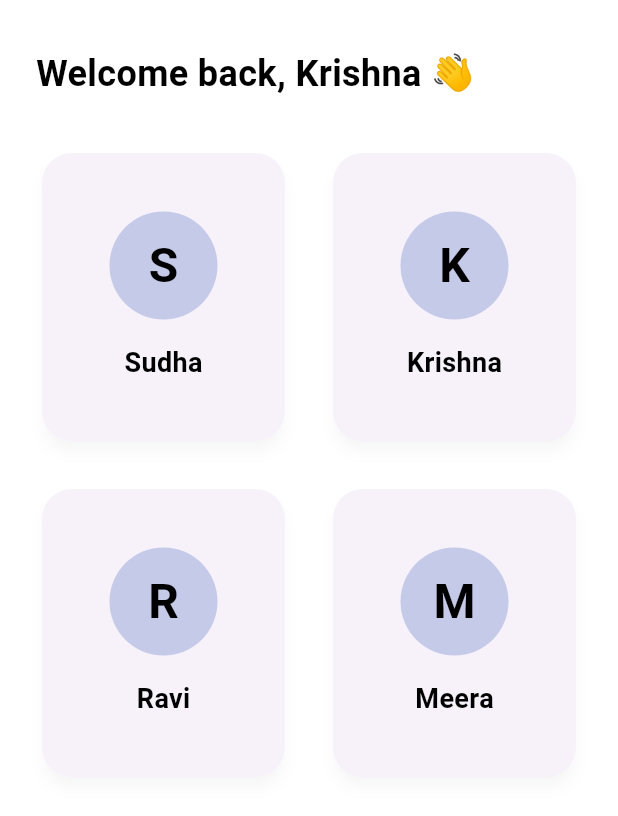
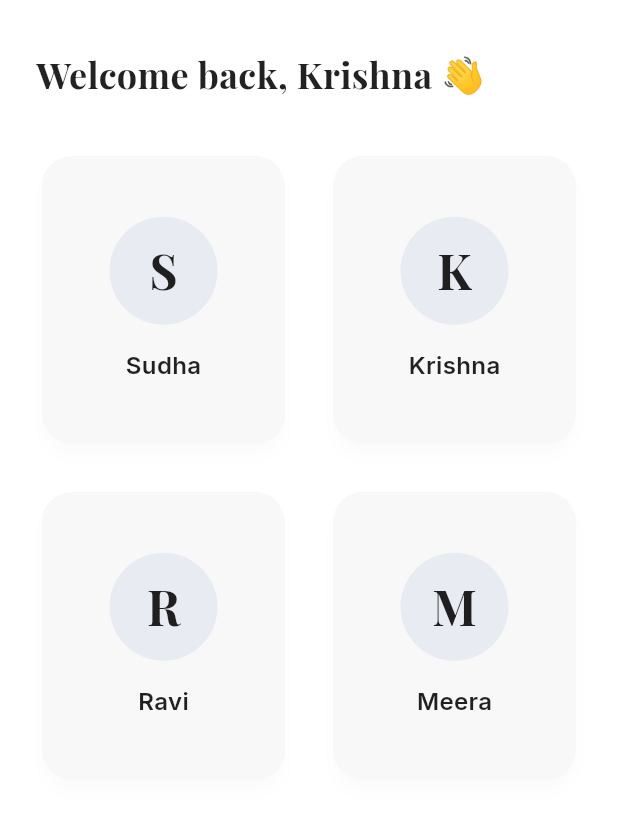
Before and after one commit to kbisani/smriti, a Flutter app: the screen it shows after launch, on a phone screen of 412 x 824 dp. Shown: the top 816 px of the screen. Run offline on Flutter 3.47's test engine with Material 3 defaults, Android fonts, the phone set to English and light mode, and no system bars; our stand-ins replace google_fonts.

Commit message:
got google fonts to work

```diff
--- a/smriti/lib/screens/profile_selection.dart
+++ b/smriti/lib/screens/profile_selection.dart
@@ -1,4 +1,5 @@
 import 'package:flutter/material.dart';
+import '../theme.dart';
 
 class ProfileSelectionPage extends StatelessWidget {
   final List<Map<String, String>> profiles = const [
@@ -11,7 +12,7 @@ class ProfileSelectionPage extends StatelessWidget {
   @override
   Widget build(BuildContext context) {
     return Scaffold(
-      backgroundColor: Colors.white,
+      backgroundColor: AppColors.background,
       body: SafeArea(
         child: Padding(
           padding: const EdgeInsets.symmetric(horizontal: 24.0, vertical: 32.0),
@@ -20,11 +21,7 @@ class ProfileSelectionPage extends StatelessWidget {
             children: [
               Text(
                 'Welcome back, Krishna 👋',
-                style: TextStyle(
-                  fontSize: 24,
-                  fontWeight: FontWeight.bold,
-                  color: Colors.black,
-                ),
+                style: AppTextStyles.headline,
               ),
               const SizedBox(height: 32),
               Expanded(
@@ -39,11 +36,12 @@ class ProfileSelectionPage extends StatelessWidget {
                   itemBuilder: (context, index) {
                     final profile = profiles[index];
                     return Card(
+                      color: AppColors.card,
                       shape: RoundedRectangleBorder(
                         borderRadius: BorderRadius.circular(20),
                       ),
                       elevation: 4,
-                      shadowColor: const Color.fromARGB(255, 108, 109, 118).withOpacity(0.08),
+                      shadowColor: AppColors.border.withOpacity(0.08),
                       child: Padding(
                         padding: const EdgeInsets.symmetric(vertical: 24.0, horizontal: 8.0),
                         child: Column(
@@ -51,24 +49,16 @@ class ProfileSelectionPage extends StatelessWidget {
                           children: [
                             CircleAvatar(
                               radius: 36,
-                              backgroundColor: Colors.indigo[100],
+                              backgroundColor: AppColors.primary.withOpacity(0.08),
                               child: Text(
                                 profile['initials']!,
-                                style: TextStyle(
-                                  fontSize: 32,
-                                  color: Colors.black,
-                                  fontWeight: FontWeight.bold,
-                                ),
+                                style: AppTextStyles.avatarInitials,
                               ),
                             ),
                             const SizedBox(height: 16),
                             Text(
                               profile['name']!,
-                              style: TextStyle(
-                                fontSize: 18,
-                                fontWeight: FontWeight.w600,
-                                color: Colors.black,
-                              ),
+                              style: AppTextStyles.body.copyWith(fontWeight: FontWeight.w600),
                             ),
                           ],
                         ),
--- /dev/null
+++ b/smriti/lib/theme.dart
@@ -0,0 +1,42 @@
+import 'package:flutter/material.dart';
+import 'package:google_fonts/google_fonts.dart';
+
+class AppColors {
+  static const Color primary = Color(0xFF3F51B5); // Indigo
+  static const Color background = Colors.white;
+  static const Color card = Color(0xFFF8F8F8);
+  static const Color textPrimary = Colors.black87;
+  static const Color textSecondary = Colors.black54;
+  static const Color border = Color(0xFFE0E0E0);
+}
+
+class AppTextStyles {
+  static final TextStyle headline = GoogleFonts.playfairDisplay(
+    fontSize: 24,
+    fontWeight: FontWeight.bold,
+    color: AppColors.textPrimary,
+  );
+
+  static final TextStyle subhead = GoogleFonts.playfairDisplay(
+    fontSize: 20,
+    fontWeight: FontWeight.w600,
+    color: AppColors.textPrimary,
+  );
+
+  static final TextStyle body = GoogleFonts.inter(
+    fontSize: 16,
+    color: AppColors.textPrimary,
+  );
+
+  static final TextStyle label = GoogleFonts.inter(
+    fontSize: 14,
+    fontWeight: FontWeight.w600,
+    color: AppColors.textSecondary,
+  );
+
+  static final TextStyle avatarInitials = GoogleFonts.playfairDisplay(
+    fontSize: 32,
+    fontWeight: FontWeight.bold,
+    color: AppColors.textPrimary,
+  );
+}
--- a/smriti/pubspec.yaml
+++ b/smriti/pubspec.yaml
@@ -30,6 +30,7 @@ environment:
 dependencies:
   flutter:
     sdk: flutter
+  google_fonts: ^6.1.0
 
   # The following adds the Cupertino Icons font to your application.
   # Use with the CupertinoIcons class for iOS style icons.
```
Also changed, not shown: 4 other files.
